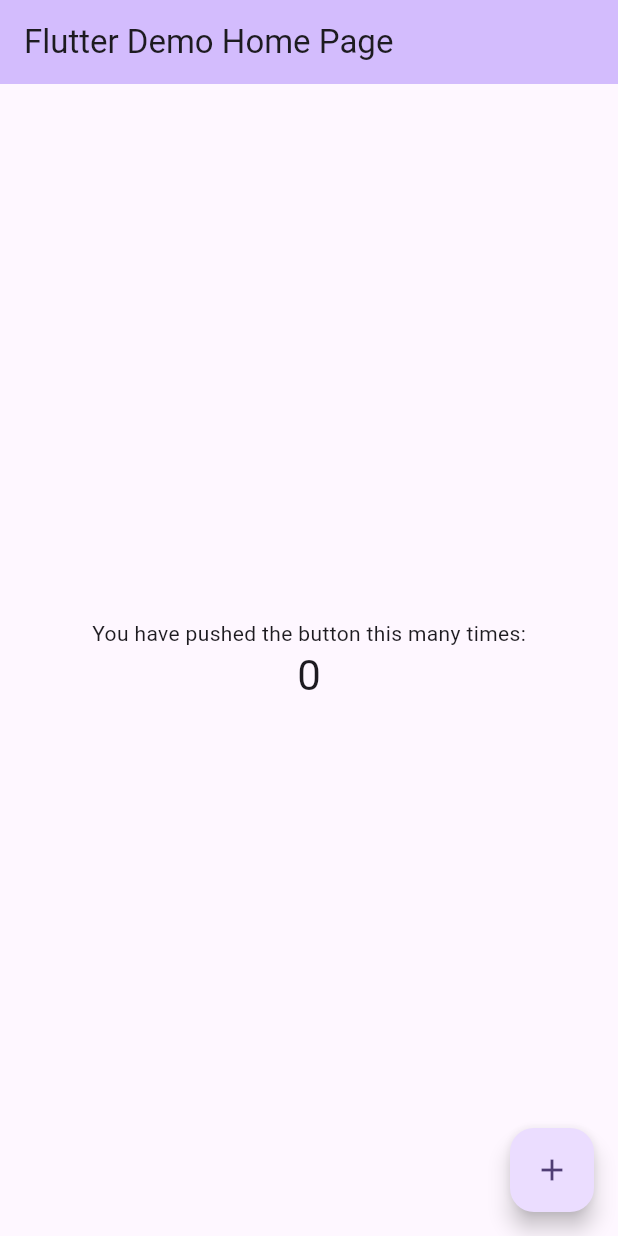
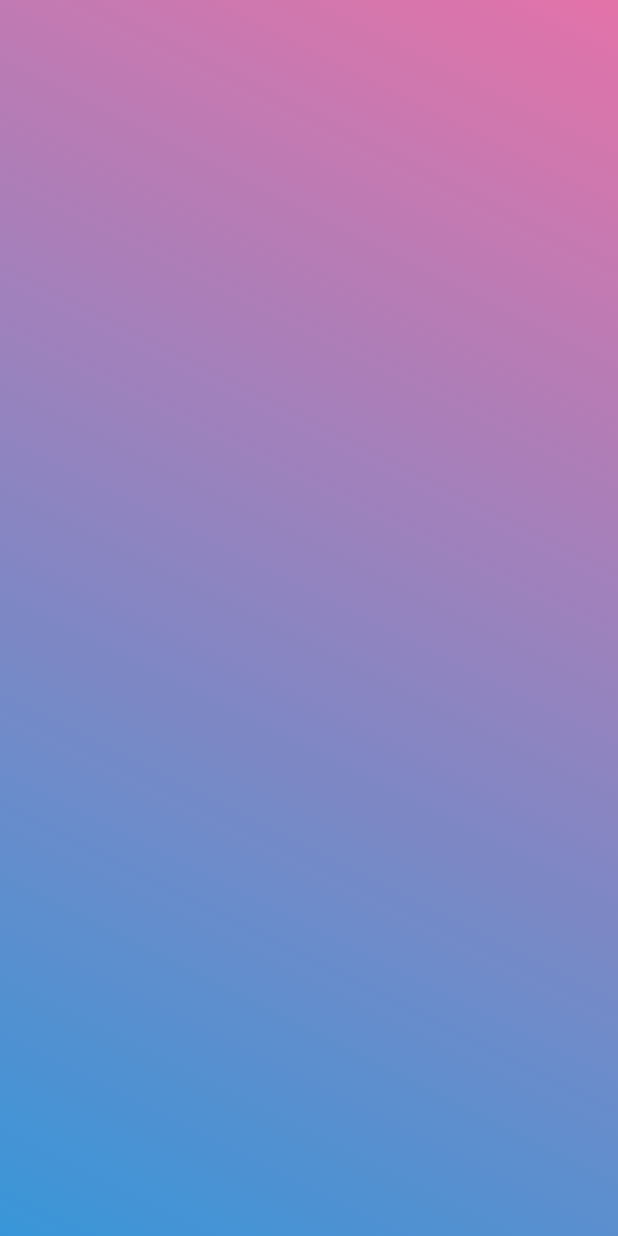
Before and after one commit to shinonome-inc/mobile_teirei, a Flutter app: the screen it shows after launch, on a phone screen of 412 x 824 dp. Run offline on Flutter 3.47's test engine with Material 3 defaults, Android fonts, the phone set to English and light mode, and no system bars.

Commit message:
Scaffoldにグラデーションの背景を追加

```diff
--- a/teirei20231204/lib/main.dart
+++ b/teirei20231204/lib/main.dart
@@ -7,119 +7,38 @@ void main() {
 class MyApp extends StatelessWidget {
   const MyApp({super.key});
 
-  // This widget is the root of your application.
   @override
   Widget build(BuildContext context) {
     return MaterialApp(
       title: 'Flutter Demo',
       theme: ThemeData(
-        // This is the theme of your application.
-        //
-        // TRY THIS: Try running your application with "flutter run". You'll see
-        // the application has a blue toolbar. Then, without quitting the app,
-        // try changing the seedColor in the colorScheme below to Colors.green
-        // and then invoke "hot reload" (save your changes or press the "hot
-        // reload" button in a Flutter-supported IDE, or press "r" if you used
-        // the command line to start the app).
-        //
-        // Notice that the counter didn't reset back to zero; the application
-        // state is not lost during the reload. To reset the state, use hot
-        // restart instead.
-        //
-        // This works for code too, not just values: Most code changes can be
-        // tested with just a hot reload.
         colorScheme: ColorScheme.fromSeed(seedColor: Colors.deepPurple),
         useMaterial3: true,
       ),
-      home: const MyHomePage(title: 'Flutter Demo Home Page'),
+      home: const MyHomePage(),
     );
   }
 }
 
-class MyHomePage extends StatefulWidget {
-  const MyHomePage({super.key, required this.title});
-
-  // This widget is the home page of your application. It is stateful, meaning
-  // that it has a State object (defined below) that contains fields that affect
-  // how it looks.
-
-  // This class is the configuration for the state. It holds the values (in this
-  // case the title) provided by the parent (in this case the App widget) and
-  // used by the build method of the State. Fields in a Widget subclass are
-  // always marked "final".
-
-  final String title;
-
-  @override
-  State<MyHomePage> createState() => _MyHomePageState();
-}
-
-class _MyHomePageState extends State<MyHomePage> {
-  int _counter = 0;
-
-  void _incrementCounter() {
-    setState(() {
-      // This call to setState tells the Flutter framework that something has
-      // changed in this State, which causes it to rerun the build method below
-      // so that the display can reflect the updated values. If we changed
-      // _counter without calling setState(), then the build method would not be
-      // called again, and so nothing would appear to happen.
-      _counter++;
-    });
-  }
+class MyHomePage extends StatelessWidget {
+  const MyHomePage({Key? key}) : super(key: key);
 
   @override
   Widget build(BuildContext context) {
-    // This method is rerun every time setState is called, for instance as done
-    // by the _incrementCounter method above.
-    //
-    // The Flutter framework has been optimized to make rerunning build methods
-    // fast, so that you can just rebuild anything that needs updating rather
-    // than having to individually change instances of widgets.
-    return Scaffold(
-      appBar: AppBar(
-        // TRY THIS: Try changing the color here to a specific color (to
-        // Colors.amber, perhaps?) and trigger a hot reload to see the AppBar
-        // change color while the other colors stay the same.
-        backgroundColor: Theme.of(context).colorScheme.inversePrimary,
-        // Here we take the value from the MyHomePage object that was created by
-        // the App.build method, and use it to set our appbar title.
-        title: Text(widget.title),
-      ),
-      body: Center(
-        // Center is a layout widget. It takes a single child and positions it
-        // in the middle of the parent.
-        child: Column(
-          // Column is also a layout widget. It takes a list of children and
-          // arranges them vertically. By default, it sizes itself to fit its
-          // children horizontally, and tries to be as tall as its parent.
-          //
-          // Column has various properties to control how it sizes itself and
-          // how it positions its children. Here we use mainAxisAlignment to
-          // center the children vertically; the main axis here is the vertical
-          // axis because Columns are vertical (the cross axis would be
-          // horizontal).
-          //
-          // TRY THIS: Invoke "debug painting" (choose the "Toggle Debug Paint"
-          // action in the IDE, or press "p" in the console), to see the
-          // wireframe for each widget.
-          mainAxisAlignment: MainAxisAlignment.center,
-          children: <Widget>[
-            const Text(
-              'You have pushed the button this many times:',
-            ),
-            Text(
-              '$_counter',
-              style: Theme.of(context).textTheme.headlineMedium,
-            ),
+    return Container(
+      decoration: const BoxDecoration(
+        gradient: LinearGradient(
+          colors: [
+            Color(0xFFE373A9),
+            Color(0xFF3896D8),
           ],
+          begin: Alignment.topRight,
+          end: Alignment.bottomLeft,
         ),
       ),
-      floatingActionButton: FloatingActionButton(
-        onPressed: _incrementCounter,
-        tooltip: 'Increment',
-        child: const Icon(Icons.add),
-      ), // This trailing comma makes auto-formatting nicer for build methods.
+      child: const Scaffold(
+        backgroundColor: Colors.transparent,
+      ),
     );
   }
 }
--- a/teirei20231204/pubspec.yaml
+++ b/teirei20231204/pubspec.yaml
@@ -19,7 +19,7 @@ publish_to: 'none' # Remove this line if you wish to publish to pub.dev
 version: 1.0.0+1
 
 environment:
-  sdk: '>=3.1.5 <4.0.0'
+  sdk: '>=3.0.1 <4.0.0'
 
 # Dependencies specify other packages that your package needs in order to work.
 # To automatically upgrade your package dependencies to the latest versions
```
Also changed, not shown: teirei20231204/pubspec.lock.
